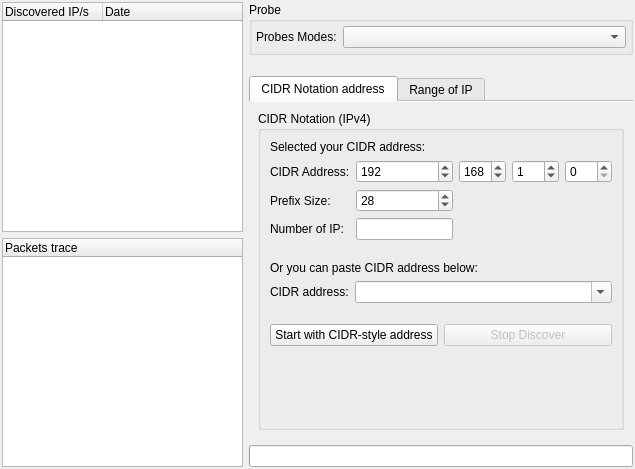
Before: the Qt Designer form src/app/ui/discoverwidget.ui in nmapsi4/nmapsi4, drawn with Qt 5.
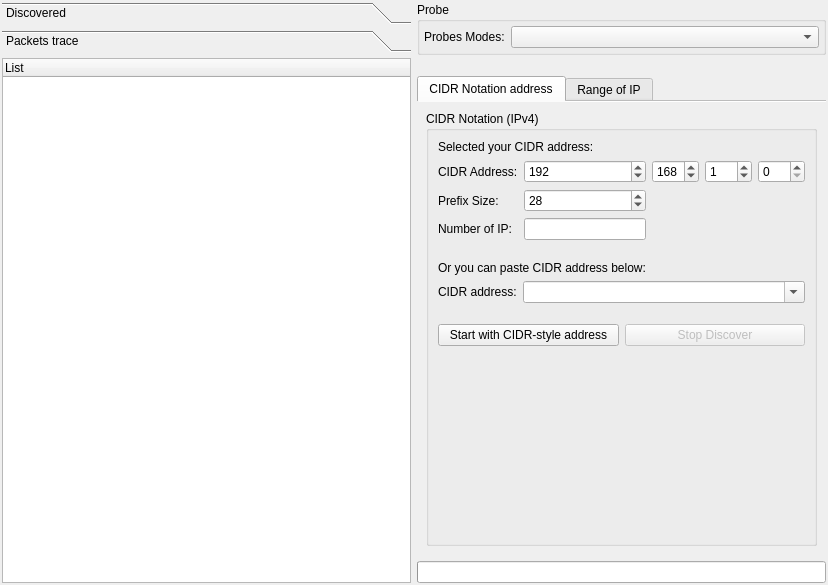
After: the same form once the commit is applied. The open tabs and pages were chosen to show the change. Icons and pictures are not drawn.

Commit message: Discover: update Ui layout. (new QToolBox)

What changed in the file:
```diff
--- a/src/app/ui/discoverwidget.ui
+++ b/src/app/ui/discoverwidget.ui
@@ -6,8 +6,8 @@
    <rect>
     <x>0</x>
     <y>0</y>
-    <width>635</width>
-    <height>469</height>
+    <width>828</width>
+    <height>585</height>
    </rect>
   </property>
   <property name="windowTitle">
@@ -25,7 +25,28 @@
      <property name="frameShadow">
       <enum>QFrame::Raised</enum>
      </property>
-     <layout class="QVBoxLayout" name="verticalLayout_9">
+     <layout class="QHBoxLayout" name="horizontalLayout_2">
+      <property name="margin">
+       <number>0</number>
+      </property>
+      <item>
+       <widget class="QToolBox" name="toolBox">
+        <property name="currentIndex">
+         <number>0</number>
+        </property>
+        <widget class="QWidget" name="page">
+         <property name="geometry">
+          <rect>
+           <x>0</x>
+           <y>0</y>
+           <width>399</width>
+           <height>519</height>
+          </rect>
+         </property>
+         <attribute name="label">
+          <string>Discovered</string>
+         </attribute>
+         <layout class="QHBoxLayout" name="horizontalLayout_3">
       <property name="margin">
        <number>0</number>
       </property>
@@ -42,7 +63,7 @@
         </property>
         <column>
          <property name="text">
-          <string>Discovered IP/s</string>
+              <string>IP/s</string>
          </property>
         </column>
         <column>
@@ -52,19 +73,41 @@
         </column>
        </widget>
       </item>
-      <item>
-       <widget class="QTreeWidget" name="treeTracePackets">
-        <property name="alternatingRowColors">
-         <bool>true</bool>
-        </property>
-        <property name="rootIsDecorated">
-         <bool>false</bool>
-        </property>
-        <column>
-         <property name="text">
+         </layout>
+        </widget>
+        <widget class="QWidget" name="page_2">
+         <property name="geometry">
+          <rect>
+           <x>0</x>
+           <y>0</y>
+           <width>391</width>
+           <height>511</height>
+          </rect>
+         </property>
+         <attribute name="label">
           <string>Packets trace</string>
-         </property>
-        </column>
+         </attribute>
+         <layout class="QHBoxLayout" name="horizontalLayout_4">
+          <property name="margin">
+           <number>0</number>
+          </property>
+          <item>
+           <widget class="QTreeWidget" name="treeTracePackets">
+            <property name="alternatingRowColors">
+             <bool>true</bool>
+            </property>
+            <property name="rootIsDecorated">
+             <bool>false</bool>
+            </property>
+            <column>
+             <property name="text">
+              <string>List</string>
+             </property>
+            </column>
+           </widget>
+          </item>
+         </layout>
+        </widget>
        </widget>
       </item>
      </layout>
```
Left out of the diff: 14 changed lines with no effect on the pictures. Lines whose indentation alone changed are shown as unchanged. The commit also changes 2 other files.
